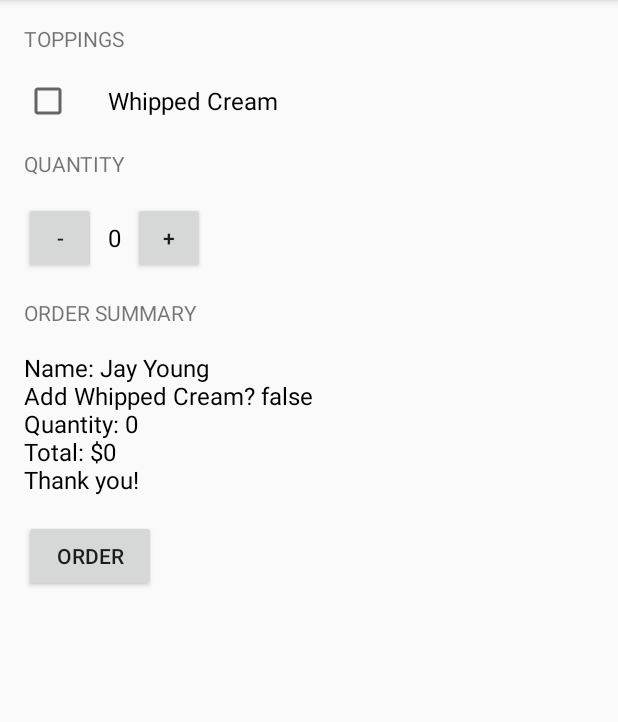
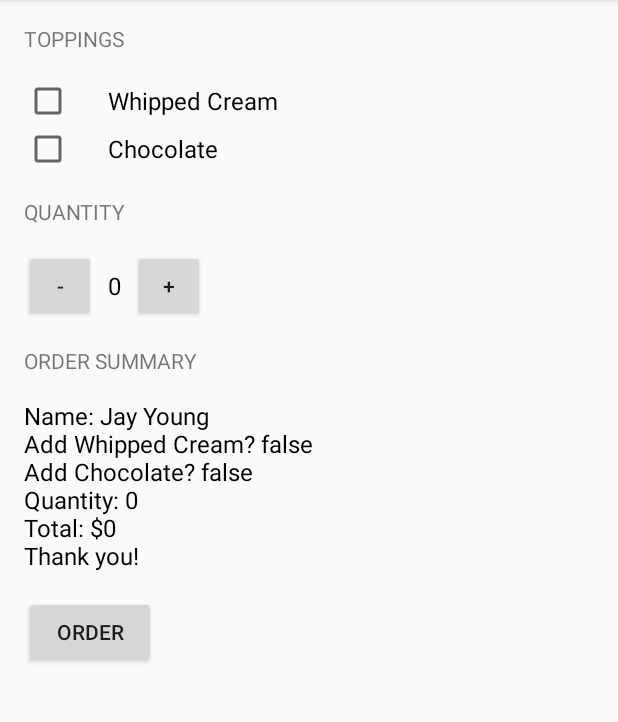
Before and after one commit to jaytyoung1/JustJava, an Android app: the screen it shows after launch (MainActivity), after a tap on "ORDER", on a phone screen of 412 x 824 dp, the part 84-806 px from its top. Run offline under Robolectric (Android 15) with nearby library versions, the phone set to English and light mode, and no system bars.

Commit message:
Add chocolate topping checkbox

```diff
--- a/app/src/main/java/com/example/android/justjava/MainActivity.java
+++ b/app/src/main/java/com/example/android/justjava/MainActivity.java
@@ -38,11 +38,16 @@ public class MainActivity extends AppCompatActivity {
      * This method is called when the order button is clicked.
      */
     public void submitOrder(View view) {
+        //figure out if the user wants whipped cream topping
         CheckBox whippedCreamCheckBox = (CheckBox) findViewById(R.id.whipped_cream_checkbox);
         boolean hasWhippedCream = whippedCreamCheckBox.isChecked();
 
+        //figure out if the user wants chocolate topping
+        CheckBox chocolateCheckBox = (CheckBox) findViewById(R.id.chocolate_checkbox);
+        boolean hasChocolate = chocolateCheckBox.isChecked();
+
         int price = calculatePrice();
-        displayMessage(createOrderSummary(price, hasWhippedCream));
+        displayMessage(createOrderSummary(price, hasWhippedCream, hasChocolate));
     }
 
     /**
@@ -57,12 +62,18 @@ public class MainActivity extends AppCompatActivity {
     /**
      * Create summary of the order
      *
-     * @param price of the order
+     * @param price           of the order
      * @param addWhippedCream is whether or not the user wants whipped cream topping
+     * @param addChocolate    is whether or not the user wants chocolate topping
      * @return text summary
      */
-    private String createOrderSummary(int price, boolean addWhippedCream) {
-        String priceMessage = "Name: Jay Young\nAdd Whipped Cream? " + addWhippedCream + "\nQuantity: " + quantity + "\nTotal: $" + price + "\nThank you!";
+    private String createOrderSummary(int price, boolean addWhippedCream, boolean addChocolate) {
+        String priceMessage = "Name: Jay Young";
+        priceMessage += "\nAdd Whipped Cream? " + addWhippedCream;
+        priceMessage += "\nAdd Chocolate? " + addChocolate;
+        priceMessage += "\nQuantity: " + quantity;
+        priceMessage += "\nTotal: $" + price;
+        priceMessage += "\nThank you!";
         return priceMessage;
     }
 
--- a/app/src/main/res/layout/activity_main.xml
+++ b/app/src/main/res/layout/activity_main.xml
@@ -24,6 +24,14 @@
         android:layout_height="wrap_content"
         android:paddingLeft="24dp"
         android:text="Whipped Cream"
+        android:textSize="16sp" />
+
+    <CheckBox
+        android:id="@+id/chocolate_checkbox"
+        android:layout_width="wrap_content"
+        android:layout_height="wrap_content"
+        android:paddingLeft="24dp"
+        android:text="Chocolate"
         android:textSize="16sp" />
 
     <TextView
```
